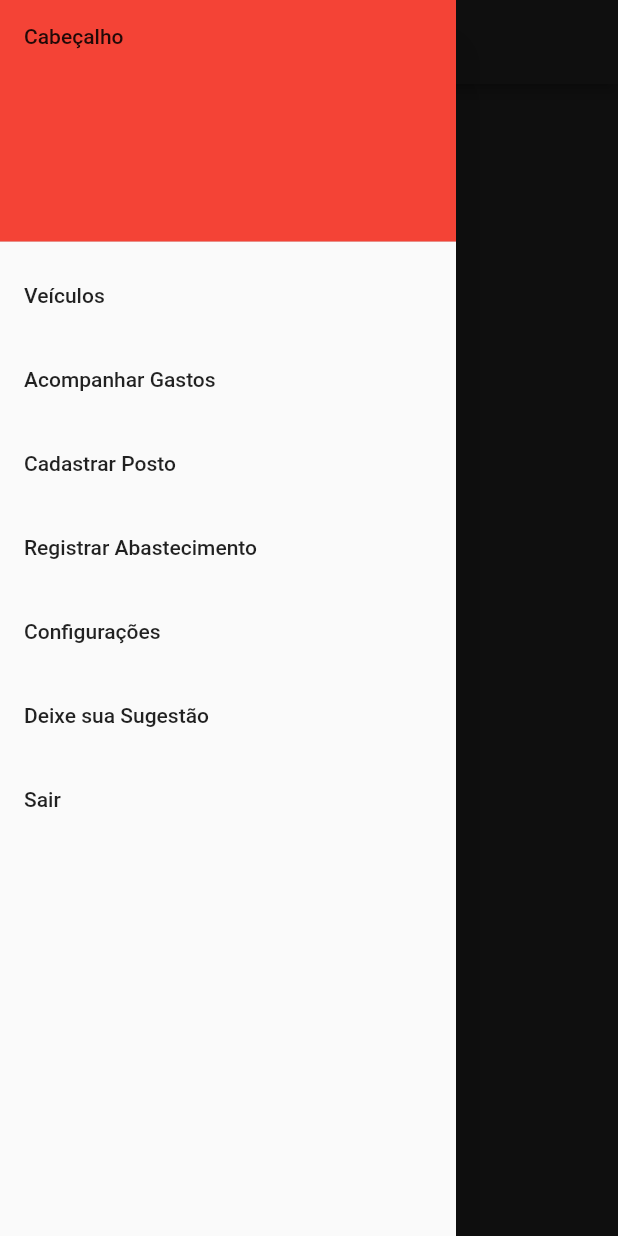
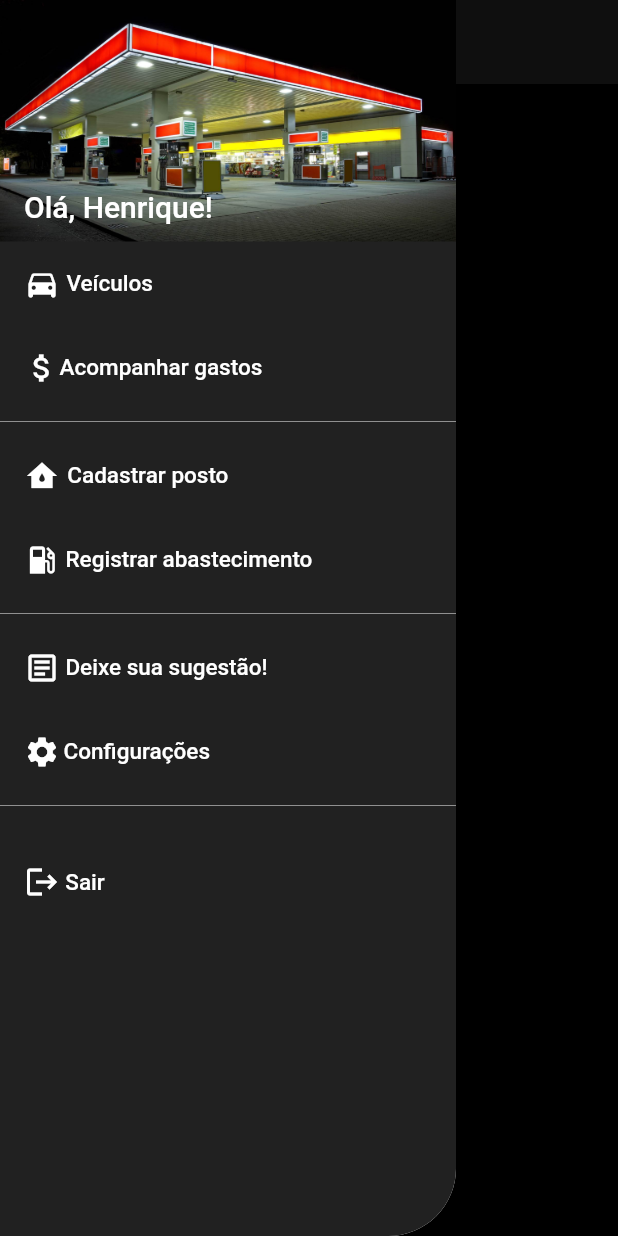
Before and after one commit to HenriqueAmorim20/APP_Agile_Gas, a Flutter app: the screen it shows once a user with an empty profile is signed in, with the side drawer open, on a phone screen of 412 x 824 dp. Run offline on Flutter 3.47's test engine with Material 2 defaults, Android fonts, the phone set to English and light mode, and no system bars; our stand-ins replace cloud_firestore, firebase_auth, firebase_core, flutter_spinkit; accounts and stored records are empty.

Commit message:
Terminando o visual do drawer da home

```diff
--- a/lib/screens/home/home.dart
+++ b/lib/screens/home/home.dart
@@ -5,71 +5,146 @@ class Home extends StatelessWidget {
 
   final AuthService _auth = AuthService();
 
+  String nome='Henrique';
+
   @override
   Widget build(BuildContext context){
     return Scaffold(
-      backgroundColor: Colors.grey [900],
+      backgroundColor: Colors.black,
       appBar: new AppBar(
         backgroundColor: Colors.grey[900],
         title: Image.asset('images/logo.png', color: Colors.red, height: 50, width: 150,),
       ),
       body: Center(child: Text('Teste')),
-      drawer: Drawer(
+      drawer: ClipRRect(
+        borderRadius: BorderRadius.only(
+             bottomRight: Radius.circular(45)),
+        child: Drawer(
+          child: Container(
+            color: Colors.grey[900],
             child: ListView(
               padding: EdgeInsets.zero,
               children: <Widget>[
-            DrawerHeader(
-                child: Text('Cabeçalho'),
-                decoration: BoxDecoration(
-                  color: Colors.red,
+                _createHeader(),
+                Container(
+                  color: Colors.grey[900],
+                  child: new Column(
+                      children: [
+                        ListTile(
+                            leading: Icon(Icons.directions_car_rounded, color: Colors.white),
+                            title: Align(
+                              child: Text('Veículos', style: TextStyle(color: Colors.white, fontSize:15 )),
+                              alignment: Alignment(-1.35,0),
                             ),
-            ),
-            ListTile(
-              title: Text('Veículos'),
                             onTap: () {
                               Navigator.pop(context);
                             }
                         ),
                         ListTile(
-                title: Text('Acompanhar Gastos'),
+                            leading: Icon(Icons.attach_money_outlined, color: Colors.white),
+                            title: Align(
+                              child: Text('Acompanhar gastos', style: TextStyle(color: Colors.white, fontSize:15 )),
+                              alignment: Alignment(-1.8,0),
+                            ),
+                            onTap: () {
+                              Navigator.pop(context);
+                            }
+                        ),
+                        Divider(color: Colors.white.withOpacity(0.5),),
+
+                        ListTile(
+                            leading: Icon(Icons.water_damage, color: Colors.white),
+                            title: Align(
+                              child: Text('Cadastrar posto', style: TextStyle(color: Colors.white, fontSize:15 )),
+                              alignment: Alignment(-1.5,0),
+                            ),
                             onTap: () {
                               Navigator.pop(context);
                             }
                         ),
                         ListTile(
-                title: Text('Cadastrar Posto'),
+                            leading: Icon(Icons.local_gas_station, color: Colors.white),
+                            title: Align(
+                              child: Text('Registrar abastecimento', style: TextStyle(color: Colors.white, fontSize:15 )),
+                              alignment: Alignment(-2.1,0),
+                            ),
+                            onTap: () {
+                              Navigator.pop(context);
+                            }
+                        ),
+                        Divider(color: Colors.white.withOpacity(0.5),),
+
+                        ListTile(
+                            leading: Icon(Icons.article_outlined, color: Colors.white),
+                            title: Align(
+                              child: Text('Deixe sua sugestão!', style: TextStyle(color: Colors.white, fontSize:15 )),
+                              alignment: Alignment(-1.7,0),
+                            ),
                             onTap: () {
                               Navigator.pop(context);
                             }
                         ),
                         ListTile(
-                title: Text('Registrar Abastecimento'),
+                            leading: Icon(Icons.settings, color: Colors.white),
+                            title: Align(
+                              child: Text('Configurações', style: TextStyle(color: Colors.white, fontSize:15 )),
+                              alignment: Alignment(-1.5,0),
+                            ),
                             onTap: () {
                               Navigator.pop(context);
                             }
                         ),
+                        Divider(color: Colors.white.withOpacity(0.5),),
+                        SizedBox(height: 15,),
                         ListTile(
-                title: Text('Configurações'),
-                onTap: () {
-                  Navigator.pop(context);
-                }
+                            leading: Icon(Icons.logout, color: Colors.white),
+                            title: Align(
+                              child: Text('Sair', style: TextStyle(color: Colors.white, fontSize:15 )),
+                              alignment: Alignment(-1.3,0),
                             ),
-            ListTile(
-                title: Text('Deixe sua Sugestão'),
-                onTap: () {
-                  Navigator.pop(context);
-                }
-            ),
-            ListTile(
-                title: Text('Sair'),
                             onTap: () {
                               Navigator.pop(context);
                               _auth.signOut();
                             }
                         ),
+                      ]
+                  ),
+                ),
+
               ],
             ),
           ),
+        ),),
+
     );
   }
+  Widget _createHeader() {
+    return DrawerHeader(
+        margin: EdgeInsets.zero,
+        padding: EdgeInsets.zero,
+        decoration: BoxDecoration(
+            image: DecorationImage(
+                fit: BoxFit.fill,
+                image:  AssetImage('images/posto.jpg'))),
+        child: Stack(children: <Widget>[
+          Positioned(
+              bottom: 12.0,
+              left: 16.0,
+              child: Text("Olá, $nome!",
+                  style: TextStyle(
+                      color: Colors.white,
+                      fontSize: 20.0,
+                      fontWeight: FontWeight.w500))),
+        ]));
   }
+
+}
+
+
+class PictureWidget4 extends StatelessWidget{
+  @override
+  Widget build(BuildContext context){
+    return new ImageIcon (new AssetImage('images/dot.png'),
+        color: Colors.white, size: 20, );
+  }
+}
--- a/pubspec.yaml
+++ b/pubspec.yaml
@@ -54,6 +54,7 @@ flutter:
     - images/email.png
     - images/back.png
     - images/dot.png
+    - images/posto.jpg
 
 
 
```
Also changed, not shown: images/posto.jpg (added). Lines whose indentation alone changed are shown as unchanged.
